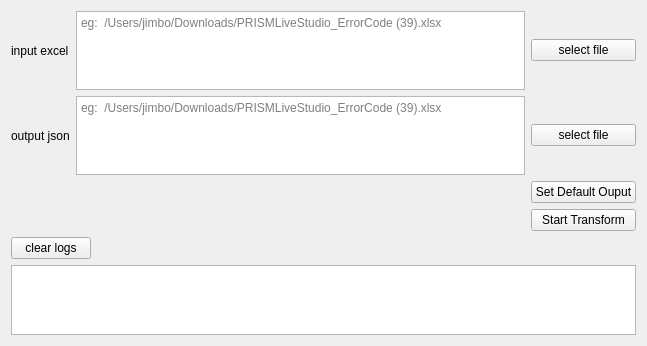
naver/prism-live-studio, file src/prism-live-studio/PRISMLiveStudio/prism-ui/test-tools/PLSErrorCodeTransformTool.ui: the form before one commit.
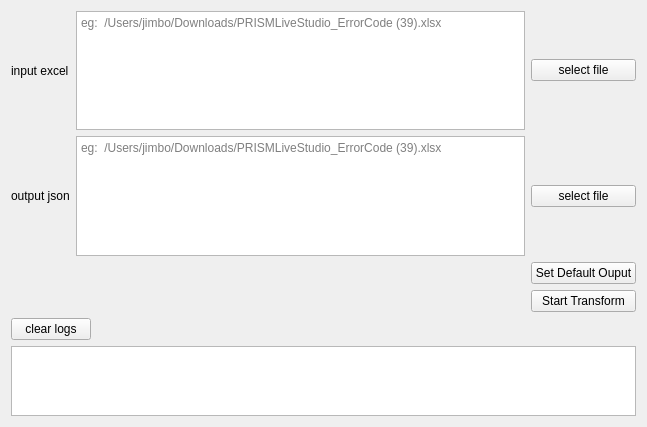
The form after the commit.

Patch:
```diff
--- a/src/prism-live-studio/PRISMLiveStudio/prism-ui/test-tools/PLSErrorCodeTransformTool.ui
+++ b/src/prism-live-studio/PRISMLiveStudio/prism-ui/test-tools/PLSErrorCodeTransformTool.ui
@@ -7,7 +7,7 @@
     <x>0</x>
     <y>0</y>
     <width>647</width>
-    <height>346</height>
+    <height>427</height>
    </rect>
   </property>
   <property name="windowTitle">
```
